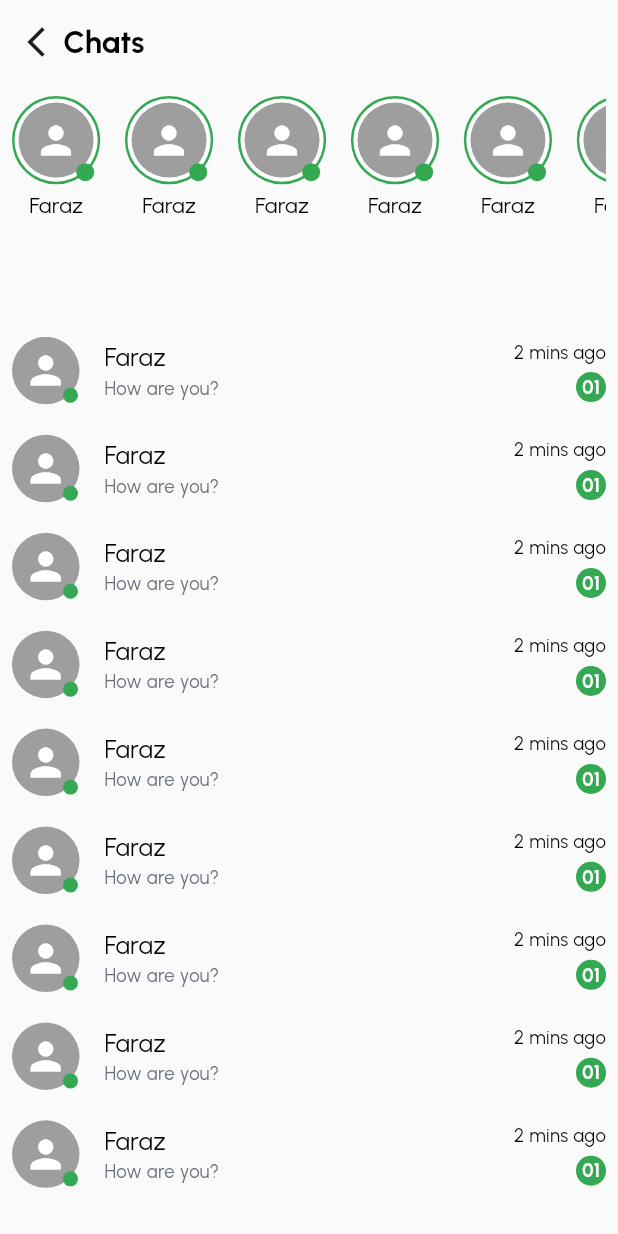
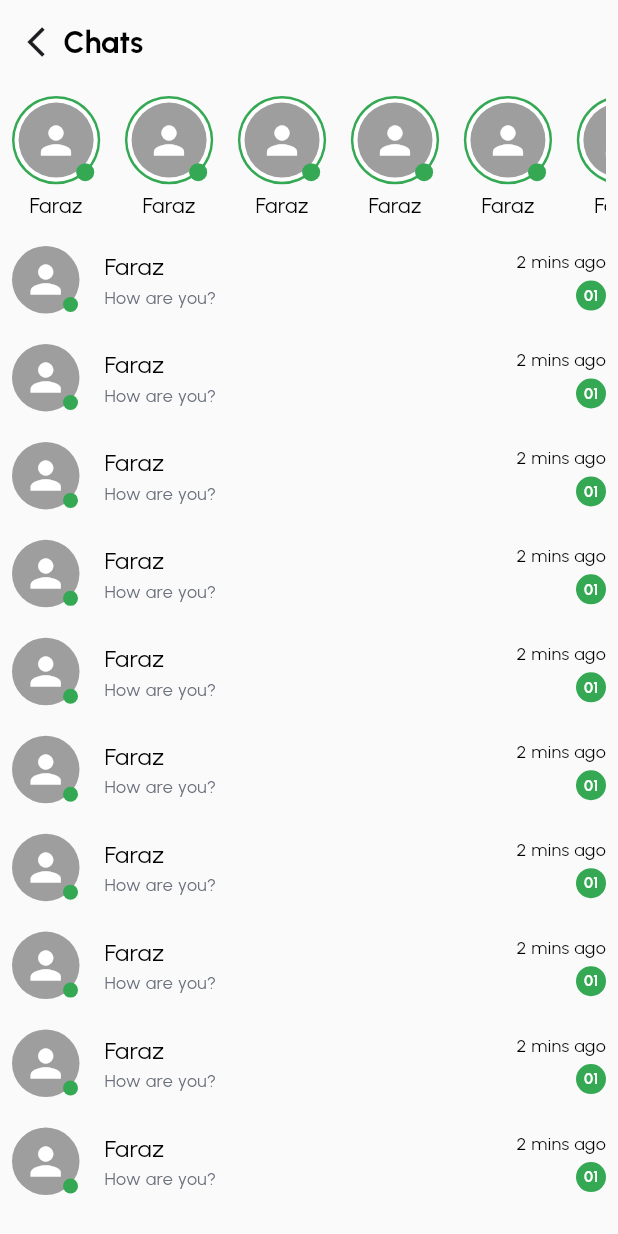
Before and after one commit to Yash-Wadatkar/ngo_app, a Flutter app: the ChatListingScreen screen opened by its route, on a phone screen of 412 x 824 dp. Run offline on Flutter 3.47's test engine with Material 3 defaults, Android fonts, the phone set to English and light mode, and no system bars; our stand-ins replace auto_route, flutter_form_builder, flutter_screenutil, flutter_svg, font_awesome_flutter, google_fonts and 2 more.

```diff
--- a/lib/core/common_widgets/common_title_subtitle_text.dart
+++ b/lib/core/common_widgets/common_title_subtitle_text.dart
@@ -2,7 +2,6 @@ import 'package:flutter/cupertino.dart';
 import 'package:ngo_app/core/common_widgets/custom_text_widget.dart';
 
 import '../constants/app_colors.dart';
-import '../constants/app_sizes.dart';
 
 class TitleSubtitleInColumn extends StatelessWidget {
   final String title;
@@ -23,12 +22,12 @@ class TitleSubtitleInColumn extends StatelessWidget {
       children: [
         CustomTextWidget(
           text: title,
-          fontSize: AppSizes.fSize16,
+          fontSize: 16,
           color: AppColors.blackColor,
         ),
         CustomTextWidget(
           text: subTitle,
-          fontSize: AppSizes.fSize12,
+          fontSize: 12,
           fontWeight: unread ? FontWeight.bold : FontWeight.normal,
           color: AppColors.greyColor,
         ),
--- a/lib/core/common_widgets/custom_profile_list_content.dart
+++ b/lib/core/common_widgets/custom_profile_list_content.dart
@@ -78,7 +78,7 @@ class CustomProfileListContent extends StatelessWidget {
             CustomTextWidget(
               text: msgTime,
               fontWeight: FontWeight.w200,
-              fontSize: AppSizes.fSize12,
+              fontSize: 12,
             ),
             AppSizes.height4,
             CircleAvatar(
@@ -87,7 +87,7 @@ class CustomProfileListContent extends StatelessWidget {
               child: CustomTextWidget(
                 text: noOfMsg ?? "",
                 fontWeight: FontWeight.bold,
-                fontSize: AppSizes.fSize12,
+                fontSize: 10,
                 color: AppColors.whiteColor,
               ),
             ),
--- a/lib/core/common_widgets/custom_text_widget.dart
+++ b/lib/core/common_widgets/custom_text_widget.dart
@@ -1,7 +1,6 @@
 import 'package:flutter/material.dart';
 import 'package:flutter_screenutil/flutter_screenutil.dart';
 import 'package:ngo_app/core/constants/app_colors.dart';
-import 'package:ngo_app/core/constants/app_sizes.dart';
 
 import '../../../core/constants/app_strings.dart';
 
@@ -77,7 +76,7 @@ class CustomTextWidget extends StatelessWidget {
             inherit: inherit,
             color: color ?? AppColors.blackColor,
             backgroundColor: backgroundColor,
-            fontSize: fontSize?.sp ?? AppSizes.fSize12.sp,
+            fontSize: fontSize ?? 12,
             fontWeight: fontWeight,
             fontStyle: fontStyle,
             letterSpacing: letterSpacing,
--- a/lib/features/chat_module/chat_listing_screen.dart
+++ b/lib/features/chat_module/chat_listing_screen.dart
@@ -28,11 +28,12 @@ class ChatListingScreen extends StatelessWidget {
   Widget _bodyUI() {
     return Padding(
       padding: const EdgeInsets.all(8.0),
+      child: SingleChildScrollView(
         child: Column(
           mainAxisAlignment: MainAxisAlignment.start,
           children: [
-          Expanded(
-            flex: 1,
+            SizedBox(
+              height: 100,
               child: ListView.separated(
                 itemCount: 30,
                 shrinkWrap: true,
@@ -53,19 +54,12 @@ class ChatListingScreen extends StatelessWidget {
             _messageContent()
           ],
         ),
+      ),
     );
   }
 
   Widget _messageContent() {
-    return Expanded(
-      flex: 4,
-      child: Container(
-        decoration: BoxDecoration(
-          color: AppColors.backgroundColor,
-          borderRadius: BorderRadius.circular(20),
-        ),
-        padding: EdgeInsets.symmetric(vertical: AppSizes.hSize10),
-        child: ListView.separated(
+    return ListView.separated(
       itemCount: 30,
       primary: false,
       shrinkWrap: true,
@@ -85,8 +79,6 @@ class ChatListingScreen extends StatelessWidget {
       separatorBuilder: (BuildContext context, int index) {
         return AppSizes.height20;
       },
-        ),
-      ),
     );
   }
 }
```
Also changed, not shown: lib/features/chat_module/mesage_screen.dart (+3 -4 lines), lib/features/chat_module/widget/selected_message_box.dart (+6 -4 lines). Lines whose indentation alone changed are shown as unchanged.
